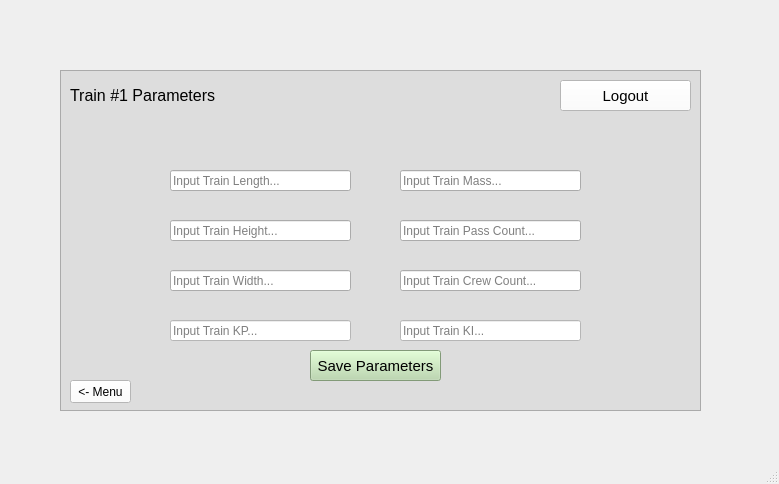
Above: src/UI/TrainModel/Train_Parameter.ui from aet37/ECE1140-Project before the change. Below: the same form after it.
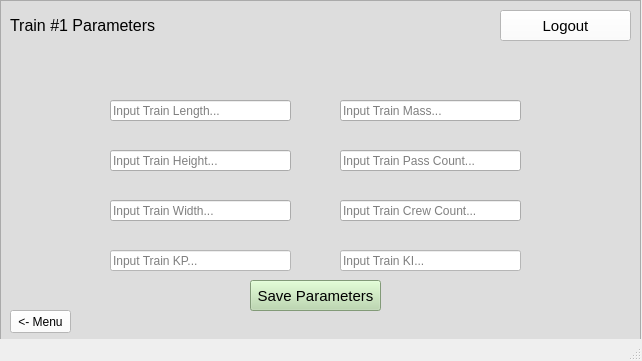
That is the form after the change.

The edit to the form file:
```diff
--- a/src/UI/TrainModel/Train_Parameter.ui
+++ b/src/UI/TrainModel/Train_Parameter.ui
@@ -6,8 +6,8 @@
    <rect>
     <x>0</x>
     <y>0</y>
-    <width>779</width>
-    <height>484</height>
+    <width>642</width>
+    <height>361</height>
    </rect>
   </property>
   <property name="windowTitle">
@@ -17,8 +17,8 @@
    <widget class="QPushButton" name="logout_button_parameters">
     <property name="geometry">
      <rect>
-      <x>560</x>
-      <y>80</y>
+      <x>500</x>
+      <y>10</y>
       <width>131</width>
       <height>31</height>
      </rect>
@@ -62,8 +62,8 @@
    <widget class="QLineEdit" name="in_length">
     <property name="geometry">
      <rect>
-      <x>170</x>
-      <y>170</y>
+      <x>110</x>
+      <y>100</y>
       <width>181</width>
       <height>21</height>
      </rect>
@@ -75,8 +75,8 @@
    <widget class="QLineEdit" name="in_mass">
     <property name="geometry">
      <rect>
-      <x>400</x>
-      <y>170</y>
+      <x>340</x>
+      <y>100</y>
       <width>181</width>
       <height>21</height>
      </rect>
@@ -88,8 +88,8 @@
    <widget class="QLineEdit" name="in_height">
     <property name="geometry">
      <rect>
-      <x>170</x>
-      <y>220</y>
+      <x>110</x>
+      <y>150</y>
       <width>181</width>
       <height>21</height>
      </rect>
@@ -101,8 +101,8 @@
    <widget class="QLineEdit" name="in_pass">
     <property name="geometry">
      <rect>
-      <x>400</x>
-      <y>220</y>
+      <x>340</x>
+      <y>150</y>
       <width>181</width>
       <height>21</height>
      </rect>
@@ -114,8 +114,8 @@
    <widget class="QLineEdit" name="in_width">
     <property name="geometry">
      <rect>
-      <x>170</x>
-      <y>270</y>
+      <x>110</x>
+      <y>200</y>
       <width>181</width>
       <height>21</height>
      </rect>
@@ -127,8 +127,8 @@
    <widget class="QLineEdit" name="in_crew">
     <property name="geometry">
      <rect>
-      <x>400</x>
-      <y>270</y>
+      <x>340</x>
+      <y>200</y>
       <width>181</width>
       <height>21</height>
      </rect>
@@ -140,8 +140,8 @@
    <widget class="QFrame" name="frame">
     <property name="geometry">
      <rect>
-      <x>60</x>
-      <y>70</y>
+      <x>0</x>
+      <y>0</y>
       <width>641</width>
       <height>341</height>
      </rect>
```
